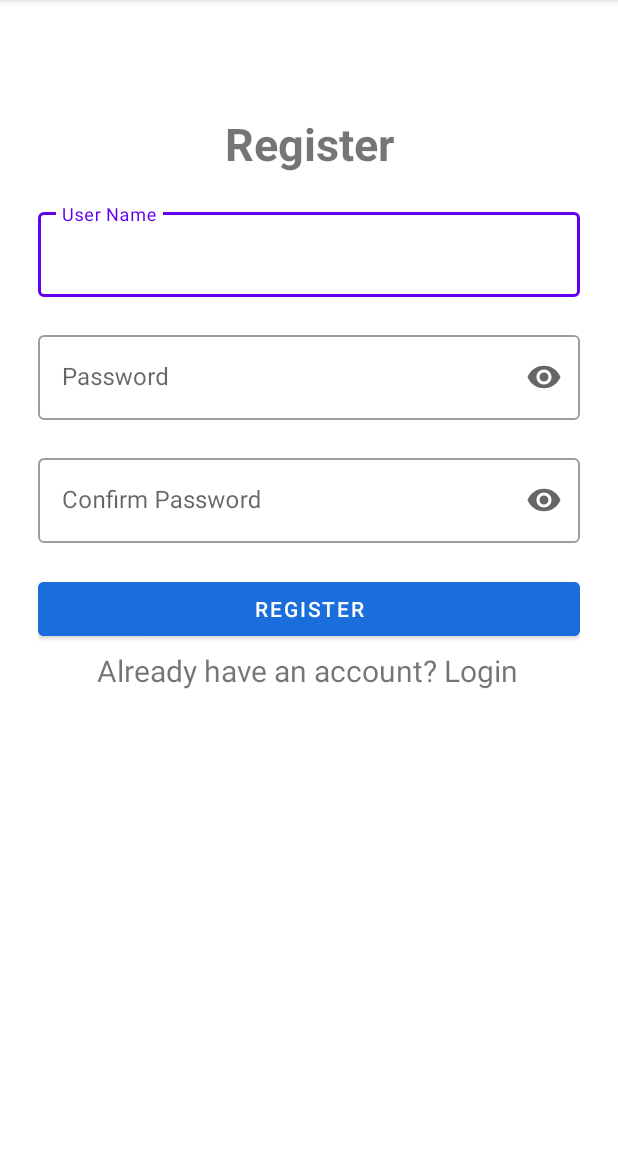
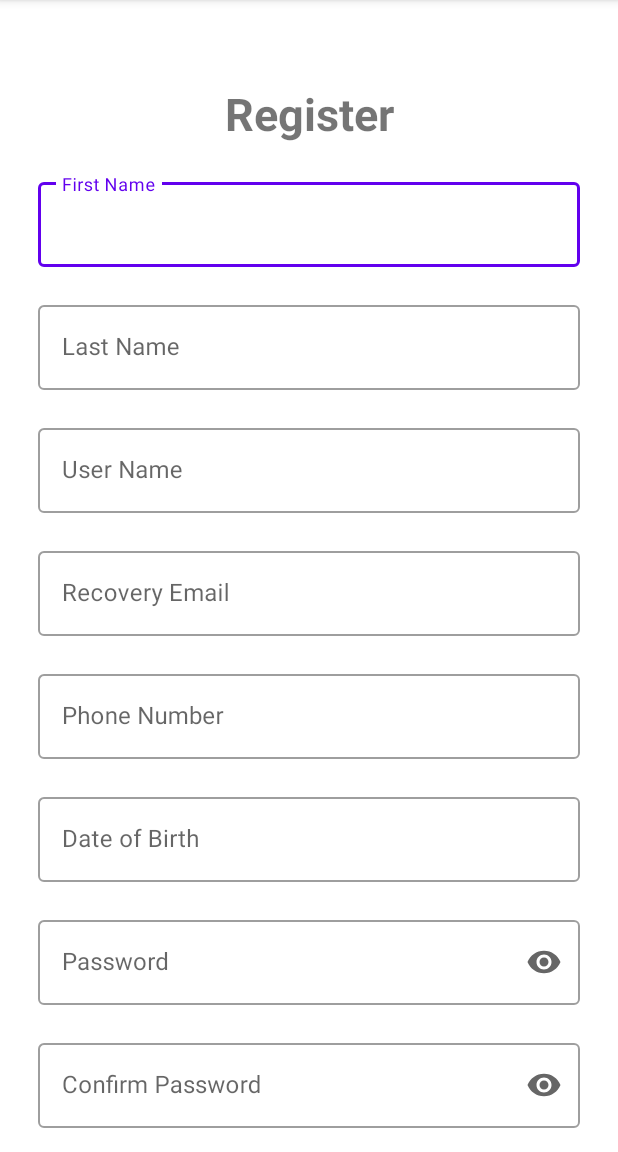
Before and after one commit to AbdullahAssi/App_Authenication, an Android app: the screen it shows after launch (MainActivity), on a phone screen of 412 x 824 dp, the part 84-1236 px from its top. Run offline under Robolectric (Android 15) with nearby library versions, the phone set to English and light mode, and no system bars.

Commit message:
other input fields added

```diff
--- a/app/src/main/java/com/example/login/MainActivity.java
+++ b/app/src/main/java/com/example/login/MainActivity.java
@@ -8,23 +8,29 @@ import android.widget.Button;
 import android.widget.EditText;
 import android.widget.TextView;
 import android.widget.Toast;
-
 import java.util.regex.Pattern;
 import java.util.regex.Matcher;
+import android.util.Log;
 
 public class MainActivity extends AppCompatActivity {
 
-    EditText username, password, repassword;
+    EditText username, password, repassword, firstname, lastname, email, phone, dob;
     Button signup;
     TextView signin;
     DBHelper DB;
+    private static final String TAG = "MainActivity";
 
     @Override
     protected void onCreate(Bundle savedInstanceState) {
         super.onCreate(savedInstanceState);
         setContentView(R.layout.activity_main);
 
+        firstname = findViewById(R.id.firstname);
+        lastname = findViewById(R.id.lastname);
         username = findViewById(R.id.username);
+        email = findViewById(R.id.email);
+        phone = findViewById(R.id.phone);
+        dob = findViewById(R.id.dob);
         password = findViewById(R.id.password);
         repassword = findViewById(R.id.repassword);
         signup = findViewById(R.id.btnsignup);
@@ -36,6 +42,11 @@ public class MainActivity extends AppCompatActivity {
             public void onClick(View view) {
                 String user = username.getText().toString();
                 String pass = password.getText().toString();
+                String fname = firstname.getText().toString();
+                String lname = lastname.getText().toString();
+                String mail = email.getText().toString();
+                String ph = phone.getText().toString();
+                String date = dob.getText().toString();
                 String repass = repassword.getText().toString();
 
                 // Defining the password pattern
@@ -48,25 +59,29 @@ public class MainActivity extends AppCompatActivity {
                 // Password validation
                 if (!matcher.matches()) {
                     Toast.makeText(MainActivity.this, "Password must be at least 8 characters long and include a mix of uppercase letters, lowercase letters, and special characters", Toast.LENGTH_SHORT).show();
-                } else if(user.equals("") || pass.equals("") || repass.equals("")) {
+                } else if (user.equals("") || pass.equals("") || repass.equals("") || fname.equals("") || lname.equals("") || mail.equals("") || ph.equals("") || date.equals("")) {
                     Toast.makeText(MainActivity.this, "Please enter all the fields", Toast.LENGTH_SHORT).show();
                 } else {
-                    if(pass.equals(repass)) {
+                    if (pass.equals(repass)) {
                         Boolean checkuser = DB.checkusername(user);
-                        if(!checkuser) {
-                            Boolean insert = DB.insertData(user, pass);
-                            if(insert) {
+                        if (!checkuser) {
+                            Boolean insert = DB.insertData(fname, lname, user, mail, date, ph, pass);
+                            if (insert) {
+                                Log.i(TAG, "User registered successfully: " + user);
                                 Toast.makeText(MainActivity.this, "Registered successfully", Toast.LENGTH_SHORT).show();
                                 Intent intent = new Intent(getApplicationContext(), HomeActivity.class);
                                 intent.putExtra("username", user); // Passing the username
                                 startActivity(intent);
                             } else {
+                                Log.e(TAG, "Registration failed: insertData returned false");
                                 Toast.makeText(MainActivity.this, "Registration failed", Toast.LENGTH_SHORT).show();
                             }
                         } else {
-                            Toast.makeText(MainActivity.this, "User already exists! please sign in", Toast.LENGTH_SHORT).show();
+                            Log.w(TAG, "Username already taken: " + user);
+                            Toast.makeText(MainActivity.this, "User Name is taken, please try another.", Toast.LENGTH_SHORT).show();
                         }
                     } else {
+                        Log.w(TAG, "Passwords do not match for user: " + user);
                         Toast.makeText(MainActivity.this, "Passwords do not match", Toast.LENGTH_SHORT).show();
                     }
                 }
--- a/app/src/main/res/layout/activity_main.xml
+++ b/app/src/main/res/layout/activity_main.xml
@@ -1,13 +1,16 @@
 <?xml version="1.0" encoding="utf-8"?>
-<androidx.constraintlayout.widget.ConstraintLayout
+<ScrollView
     xmlns:android="http://schemas.android.com/apk/res/android"
     xmlns:app="http://schemas.android.com/apk/res-auto"
     xmlns:tools="http://schemas.android.com/tools"
     android:layout_width="match_parent"
     android:layout_height="match_parent"
-    android:layout_gravity="center"
-    android:padding="25dp"
     tools:context=".MainActivity">
+
+    <androidx.constraintlayout.widget.ConstraintLayout
+        android:layout_width="match_parent"
+        android:layout_height="wrap_content"
+        android:padding="25dp">
 
         <TextView
             android:id="@+id/registerText"
@@ -15,18 +18,47 @@
             android:layout_height="wrap_content"
             android:text="Register"
             android:textSize="30sp"
-
             android:textStyle="bold"
             app:layout_constraintTop_toTopOf="parent"
             app:layout_constraintLeft_toLeftOf="parent"
             app:layout_constraintRight_toRightOf="parent"
-        android:layout_marginTop="50dp"/>
+            android:layout_marginTop="30dp"/>
+
+        <com.google.android.material.textfield.TextInputLayout
+            android:id="@+id/firstnameLayout"
+            android:layout_width="match_parent"
+            android:layout_height="wrap_content"
+            app:layout_constraintTop_toBottomOf="@id/registerText"
+            android:layout_marginTop="20dp"
+            style="@style/Widget.MaterialComponents.TextInputLayout.OutlinedBox">
+
+            <com.google.android.material.textfield.TextInputEditText
+                android:id="@+id/firstname"
+                android:layout_width="match_parent"
+                android:layout_height="wrap_content"
+                android:hint="First Name"/>
+        </com.google.android.material.textfield.TextInputLayout>
+
+        <com.google.android.material.textfield.TextInputLayout
+            android:id="@+id/lastnameLayout"
+            android:layout_width="match_parent"
+            android:layout_height="wrap_content"
+            app:layout_constraintTop_toBottomOf="@id/firstnameLayout"
+            android:layout_marginTop="20dp"
+            style="@style/Widget.MaterialComponents.TextInputLayout.OutlinedBox">
+
+            <com.google.android.material.textfield.TextInputEditText
+                android:id="@+id/lastname"
+                android:layout_width="match_parent"
+                android:layout_height="wrap_content"
+                android:hint="Last Name"/>
+        </com.google.android.material.textfield.TextInputLayout>
 
         <com.google.android.material.textfield.TextInputLayout
             android:id="@+id/usernameLayout"
             android:layout_width="match_parent"
             android:layout_height="wrap_content"
-        app:layout_constraintTop_toBottomOf="@+id/registerText"
+            app:layout_constraintTop_toBottomOf="@id/lastnameLayout"
             android:layout_marginTop="20dp"
             style="@style/Widget.MaterialComponents.TextInputLayout.OutlinedBox">
 
@@ -38,10 +70,58 @@
         </com.google.android.material.textfield.TextInputLayout>
 
         <com.google.android.material.textfield.TextInputLayout
+            android:id="@+id/emailLayout"
+            android:layout_width="match_parent"
+            android:layout_height="wrap_content"
+            app:layout_constraintTop_toBottomOf="@id/usernameLayout"
+            android:layout_marginTop="20dp"
+            style="@style/Widget.MaterialComponents.TextInputLayout.OutlinedBox">
+
+            <com.google.android.material.textfield.TextInputEditText
+                android:id="@+id/email"
+                android:layout_width="match_parent"
+                android:layout_height="wrap_content"
+                android:inputType="textEmailAddress"
+                android:hint="Recovery Email"/>
+        </com.google.android.material.textfield.TextInputLayout>
+
+        <com.google.android.material.textfield.TextInputLayout
+            android:id="@+id/phoneLayout"
+            android:layout_width="match_parent"
+            android:layout_height="wrap_content"
+            app:layout_constraintTop_toBottomOf="@id/emailLayout"
+            android:layout_marginTop="20dp"
+            style="@style/Widget.MaterialComponents.TextInputLayout.OutlinedBox">
+
+            <com.google.android.material.textfield.TextInputEditText
+                android:id="@+id/phone"
+                android:layout_width="match_parent"
+                android:layout_height="wrap_content"
+                android:inputType="phone"
+                android:hint="Phone Number"/>
+        </com.google.android.material.textfield.TextInputLayout>
+
+        <com.google.android.material.textfield.TextInputLayout
+            android:id="@+id/dobLayout"
+            android:layout_width="match_parent"
+            android:layout_height="wrap_content"
+            app:layout_constraintTop_toBottomOf="@id/phoneLayout"
+            android:layout_marginTop="20dp"
+            style="@style/Widget.MaterialComponents.TextInputLayout.OutlinedBox">
+
+            <com.google.android.material.textfield.TextInputEditText
+                android:id="@+id/dob"
+                android:layout_width="match_parent"
+                android:layout_height="wrap_content"
+                android:hint="Date of Birth"
+                android:inputType="date"/>
+        </com.google.android.material.textfield.TextInputLayout>
+
+        <com.google.android.material.textfield.TextInputLayout
             android:id="@+id/passwordLayout"
             android:layout_width="match_parent"
             android:layout_height="wrap_content"
-        app:layout_constraintTop_toBottomOf="@+id/usernameLayout"
+            app:layout_constraintTop_toBottomOf="@id/dobLayout"
             android:layout_marginTop="20dp"
             app:endIconMode="password_toggle"
             style="@style/Widget.MaterialComponents.TextInputLayout.OutlinedBox">
@@ -58,7 +138,7 @@
             android:id="@+id/repasswordLayout"
             android:layout_width="match_parent"
             android:layout_height="wrap_content"
-        app:layout_constraintTop_toBottomOf="@+id/passwordLayout"
+            app:layout_constraintTop_toBottomOf="@id/passwordLayout"
             android:layout_marginTop="20dp"
             app:endIconMode="password_toggle"
             style="@style/Widget.MaterialComponents.TextInputLayout.OutlinedBox">
@@ -77,34 +157,20 @@
             android:layout_height="wrap_content"
             android:text="Register"
             android:backgroundTint="@color/blue"
-        app:layout_constraintTop_toBottomOf="@+id/repasswordLayout"
+            app:rippleColor="@color/white"
+            app:layout_constraintTop_toBottomOf="@id/repasswordLayout"
             android:layout_marginTop="20dp"/>
-
-<!--    <com.google.android.material.button.MaterialButton-->
-<!--        android:id="@+id/btnsignin"-->
-<!--        android:layout_width="match_parent"-->
-<!--        android:layout_height="wrap_content"-->
-<!--        android:text="Existing user? Login "-->
-<!--        android:textColor="@color/white"-->
-
-<!--        app:backgroundTint="@android:color/transparent"-->
-
-<!--        app:layout_constraintTop_toBottomOf="@+id/btnsignup"-->
-<!--        android:layout_marginTop="20dp"/>-->
-
 
         <TextView
             android:id="@+id/btnsignin"
             android:layout_width="wrap_content"
             android:layout_height="wrap_content"
-
-        android:layout_marginTop="408dp"
+            android:layout_marginTop="20dp"
             android:text="Already have an account? Login"
             android:textSize="20sp"
+            app:layout_constraintTop_toBottomOf="@id/btnsignup"
+            app:layout_constraintLeft_toLeftOf="parent"
+            app:layout_constraintRight_toRightOf="parent"/>
 
-        app:layout_constraintHorizontal_bias="0.495"
-        app:layout_constraintLeft_toLeftOf="parent"
-        app:layout_constraintRight_toRightOf="parent"
-        app:layout_constraintTop_toTopOf="parent"
-        />
     </androidx.constraintlayout.widget.ConstraintLayout>
+</ScrollView>
```
Also changed, not shown: app/src/main/java/com/example/login/DBHelper.java (+28 -20 lines). Lines whose indentation alone changed are shown as unchanged.
